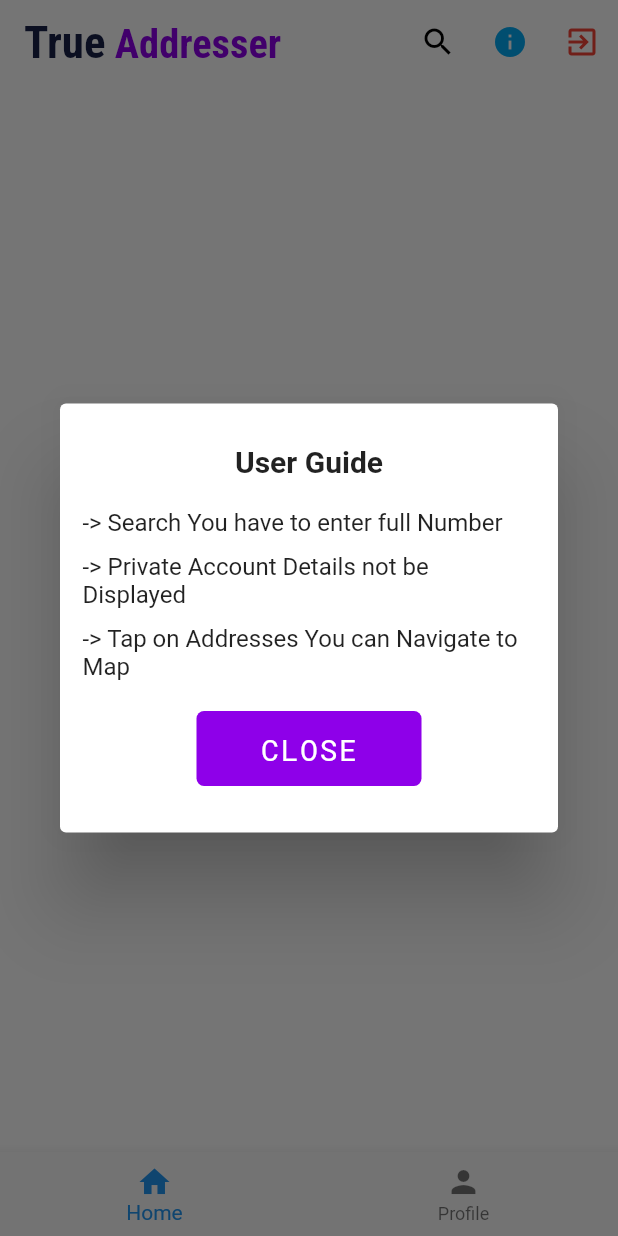
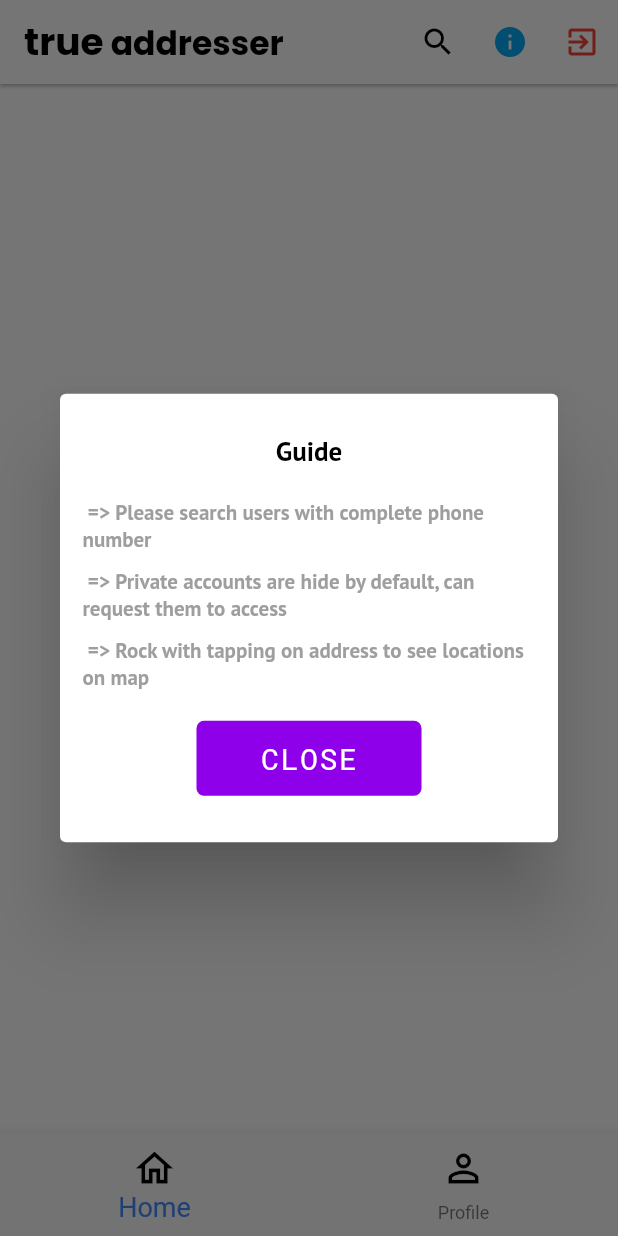
Before and after one commit to Nirmal123K/trueaddresser, a Flutter app: the Home screen opened directly, after a tap on the "info" icon, on a phone screen of 412 x 824 dp. Run offline on Flutter 3.47's test engine with Material 2 defaults, Android fonts, the phone set to English and light mode, and no system bars; our stand-ins replace cloud_firestore, connectivity_plus, firebase_auth, firebase_core, flutter_icons, form_field_validator and 3 more; missing offline and left inert: maps_launcher; accounts and stored records are empty.

Commit message:
typo changes

```diff
--- a/lib/Home.dart
+++ b/lib/Home.dart
@@ -41,9 +41,24 @@
       bottomNavigationBar: BottomNavigationBar(
         currentIndex: _selectedIndex,
         onTap: onBottomNavigatonBarTap,
+        selectedItemColor: Colors.blueAccent,
+        selectedIconTheme: IconThemeData(color: Colors.blueAccent),
+        selectedFontSize: 18,
         items: [
-          BottomNavigationBarItem(icon: Icon(Icons.home), label: "Home"),
-          BottomNavigationBarItem(icon: Icon(Icons.person), label: "Profile")
+          BottomNavigationBarItem(
+              icon: Icon(
+                Icons.home_outlined,
+                color: Colors.black,
+                size: 30,
+              ),
+              label: "Home"),
+          BottomNavigationBarItem(
+              icon: Icon(
+                Icons.person_outline,
+                color: Colors.black,
+                size: 30,
+              ),
+              label: "Profile")
         ],
       ),
       body: _widgetOptions[_selectedIndex],
--- a/lib/presenation/custom ui/UserGuideDialog.dart
+++ b/lib/presenation/custom ui/UserGuideDialog.dart
@@ -11,45 +11,48 @@
             child: Column(
               mainAxisSize: MainAxisSize.min,
               children: [
-                Text(
-                  "User Guide",
-                  style: TextStyle(fontSize: 20, fontWeight: FontWeight.bold),
-                ),
+                Text("Guide",
+                    style: GoogleFonts.ptSans(
+                        textStyle: TextStyle(
+                            color: Colors.black,
+                            fontWeight: FontWeight.bold,
+                            fontSize: 18))),
                 SizedBox(
                   height: 20,
                 ),
                 Container(
                     alignment: Alignment.centerLeft,
                     child: Text(
-                      "-> Search You have to enter full Number",
-                      style: TextStyle(
-                        fontSize: 16,
-                      ),
-                    )),
+                        " => Please search users with complete phone number",
+                        style: GoogleFonts.ptSans(
+                            textStyle: TextStyle(
+                                color: Colors.grey,
+                                fontWeight: FontWeight.bold,
+                                fontSize: 14)))),
                 SizedBox(
                   height: 10,
                 ),
                 Container(
-                  alignment: Alignment.centerLeft,
-                  child: Text(
-                    "-> Private Account Details not be Displayed",
-                    style: TextStyle(
-                      fontSize: 16,
-                    ),
-                  ),
-                ),
+                    alignment: Alignment.centerLeft,
+                    child: Text(
+                        " => Private accounts are hide by default, can request them to access",
+                        style: GoogleFonts.ptSans(
+                            textStyle: TextStyle(
+                                color: Colors.grey,
+                                fontWeight: FontWeight.bold,
+                                fontSize: 14)))),
                 SizedBox(
                   height: 10,
                 ),
                 Container(
-                  alignment: Alignment.centerLeft,
-                  child: Text(
-                    "-> Tap on Addresses You can Navigate to Map",
-                    style: TextStyle(
-                      fontSize: 16,
-                    ),
-                  ),
-                ),
+                    alignment: Alignment.centerLeft,
+                    child: Text(
+                        " => Rock with tapping on address to see locations on map",
+                        style: GoogleFonts.ptSans(
+                            textStyle: TextStyle(
+                                color: Colors.grey,
+                                fontWeight: FontWeight.bold,
+                                fontSize: 14)))),
                 SizedBox(
                   height: 20,
                 ),
--- a/lib/presenation/screens/HomeScreen.dart
+++ b/lib/presenation/screens/HomeScreen.dart
@@ -1,6 +1,6 @@
 import 'package:trueaddresser/imports.dart';
 import 'package:trueaddresser/presenation/custom%20ui/UserSignoutDialog.dart';
-import 'package:trueaddresser/presenation/custom%20ui/customUserCard.dart';
+import 'package:trueaddresser/presenation/custom%20ui/CustomUserCard.dart';
 
 class HomeScreen extends StatefulWidget {
   @override
@@ -24,19 +24,19 @@
           ),
           children: <TextSpan>[
         TextSpan(
-            text: "True",
-            style: GoogleFonts.robotoCondensed(
+            text: "true",
+            style: GoogleFonts.poppins(
                 textStyle: TextStyle(
-                    color: HexColor("#172047"),
+                    color: Colors.black,
                     fontWeight: FontWeight.bold,
-                    fontSize: 30))),
+                    fontSize: 25))),
         TextSpan(
-            text: " Addresser",
-            style: GoogleFonts.robotoCondensed(
+            text: " addresser",
+            style: GoogleFonts.poppins(
                 textStyle: TextStyle(
-                    color: HexColor("#8e00e9"),
+                    color: Colors.black,
                     fontWeight: FontWeight.bold,
-                    fontSize: 27))),
+                    fontSize: 22))),
       ]));
 
   @override
@@ -44,8 +44,8 @@
     return Scaffold(
         backgroundColor: Colors.white,
         appBar: AppBar(
-          backgroundColor: Colors.transparent,
-          elevation: 0.0,
+          backgroundColor: Colors.white,
+          elevation: 1,
           title: customAppBar,
           actions: <Widget>[
             IconButton(
@@ -82,19 +82,19 @@
                               ),
                               children: <TextSpan>[
                             TextSpan(
-                                text: "True",
-                                style: GoogleFonts.robotoCondensed(
+                                text: "true",
+                                style: GoogleFonts.poppins(
                                     textStyle: TextStyle(
-                                        color: HexColor("#172047"),
+                                        color: Colors.black,
                                         fontWeight: FontWeight.bold,
-                                        fontSize: 30))),
+                                        fontSize: 25))),
                             TextSpan(
-                                text: " Addresser",
-                                style: GoogleFonts.robotoCondensed(
+                                text: " addresser",
+                                style: GoogleFonts.poppins(
                                     textStyle: TextStyle(
-                                        color: HexColor("#8e00e9"),
+                                        color: Colors.black,
                                         fontWeight: FontWeight.bold,
-                                        fontSize: 27))),
+                                        fontSize: 22))),
                           ]));
                     }
                   });
```
